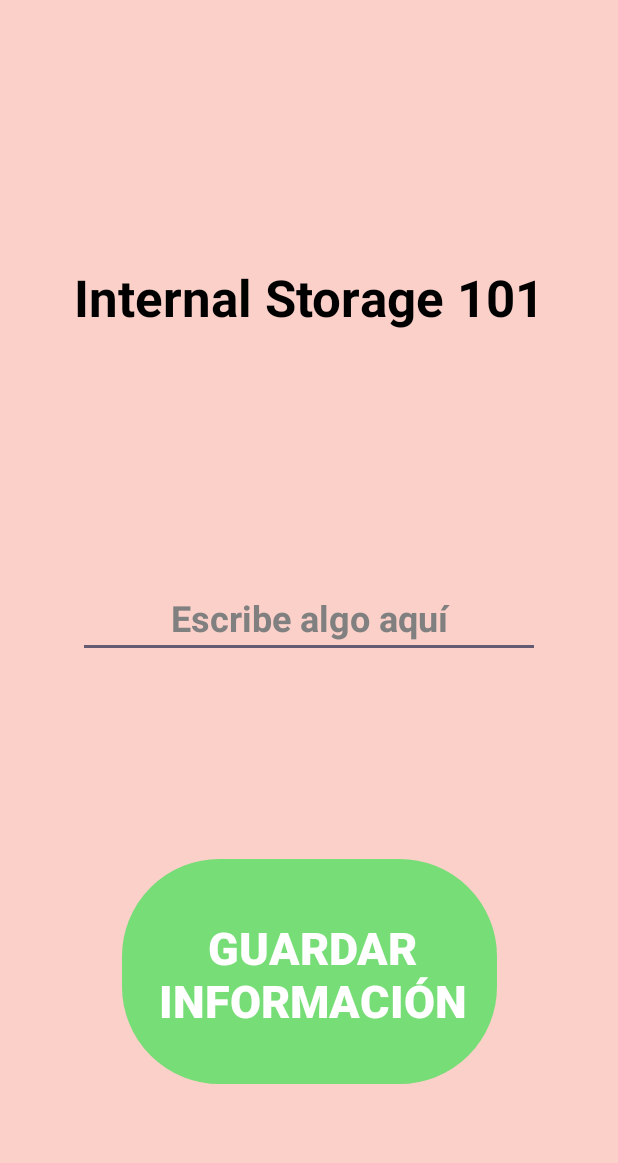
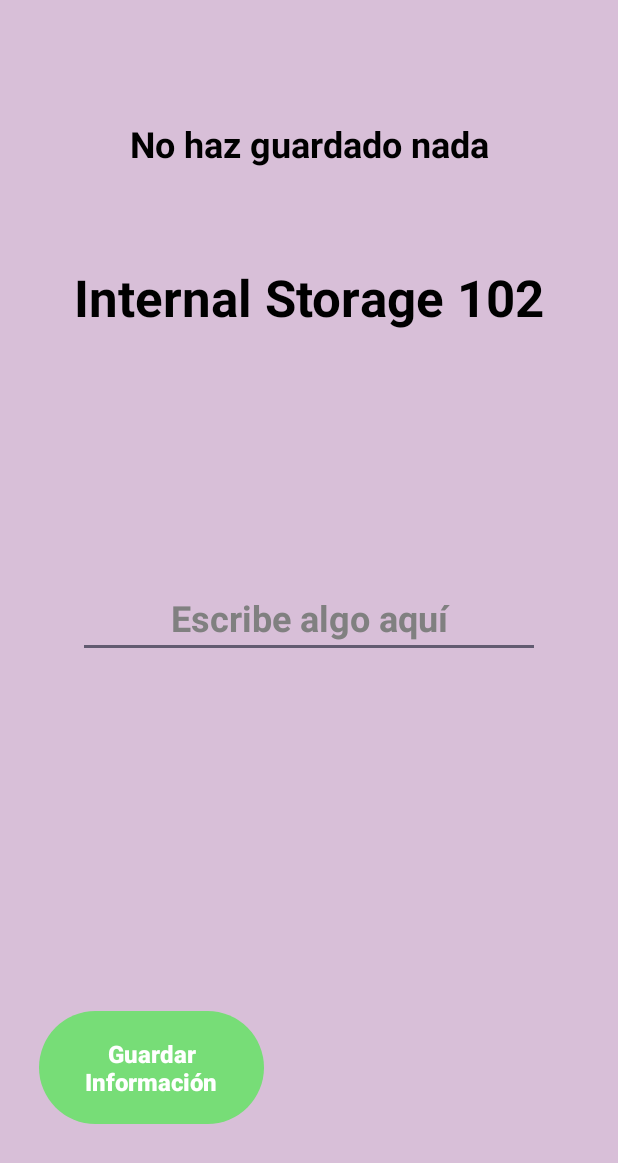
Before and after one commit to NovaNecros/CapacitacionFinantechKotlin, an Android app: the screen it shows after launch (MainActivity), on a phone screen of 412 x 824 dp. Shown: the top 1163 px of the screen. Run offline under Robolectric (Android 15) with nearby library versions, the phone set to English and light mode, and no system bars.

Commit message:
Ajuste el togglebutton para que el texto en su interior no esté todo en mayúsculas.

```diff
--- a/app/src/main/java/com/capacitacion2/loadinginternalstorage/MainActivity.kt
+++ b/app/src/main/java/com/capacitacion2/loadinginternalstorage/MainActivity.kt
@@ -8,6 +8,7 @@ import androidx.core.view.WindowInsetsCompat
 
 import android.widget.TextView
 import android.widget.EditText
+import android.widget.Button
 import android.widget.ToggleButton
 import android.widget.CompoundButton
 import android.view.View
@@ -16,16 +17,12 @@ import android.graphics.drawable.GradientDrawable
 import android.view.Gravity
 import androidx.core.content.ContextCompat
 
-import android.content.Context
 import android.widget.FrameLayout
-import androidx.core.view.setPadding
 import com.google.android.material.snackbar.Snackbar
 
 import java.io.FileOutputStream
 import java.io.BufferedReader
-import java.io.InputStream
 import java.io.InputStreamReader
-import java.lang.StringBuilder
 
 class MainActivity : AppCompatActivity()
 {
@@ -42,11 +39,14 @@ class MainActivity : AppCompatActivity()
         }
 
         val btnSave = findViewById<ToggleButton>(R.id.btn_save)
-        val tvName = findViewById<TextView>(R.id.tv_name)
+        val btnLoad = findViewById<Button>(R.id.btn_load)
+        val titulo = findViewById<TextView>(R.id.titulo)
+        val textoGuardado = findViewById<TextView>(R.id.texto_guardado)
         val etName = findViewById<EditText>(R.id.et_name)
 
+        btnLoad.visibility = View.INVISIBLE
         btnSave.visibility = View.VISIBLE
-        tvName.visibility = View.VISIBLE
+        titulo.visibility = View.VISIBLE
         etName.visibility = View.VISIBLE
 
         btnSave.setOnCheckedChangeListener(CompoundButton.OnCheckedChangeListener
@@ -55,7 +55,7 @@ class MainActivity : AppCompatActivity()
             {
                 if(!etName.text.toString().isEmpty())
                 {
-                    tvName.visibility = View.INVISIBLE
+                    titulo.visibility = View.INVISIBLE
                     etName.visibility = View.INVISIBLE
 
                     val fileName : String = ContextCompat.getString(getApplicationContext(), R.string.filename)
@@ -84,9 +84,22 @@ class MainActivity : AppCompatActivity()
             }
             else
             {
-                tvName.visibility = View.VISIBLE
+                titulo.visibility = View.VISIBLE
                 etName.visibility = View.VISIBLE
             }
+        })
+
+        btnLoad.setOnClickListener(View.OnClickListener
+        { v ->
+            val eol : String = System.lineSeparator()
+            var input:BufferedReader? = null
+
+            input = BufferedReader(InputStreamReader(openFileInput(getString(R.string.filename))))
+            var line : String
+            val builder = StringBuilder()
+            line = input.readLine()
+            builder.append(line+eol)
+            textoGuardado.text = builder.toString()
         })
     }
 
--- a/app/src/main/res/drawable/tb_bg.xml
+++ b/app/src/main/res/drawable/tb_bg.xml
@@ -5,15 +5,15 @@
         android:state_checked="true"
         android:color="@color/dorado">
         <shape android:shape="rectangle">
-            <corners android:radius="60dp"/>
+            <corners android:radius="40dp"/>
             <stroke
-                android:width="10dp"
+                android:width="0dp"
                 android:color="@color/black"/>
             <padding
-                android:left="20dp"
-                android:top="20dp"
-                android:right="16dp"
-                android:bottom="16dp"/>
+                android:left="0dp"
+                android:top="0dp"
+                android:right="0dp"
+                android:bottom="0dp"/>
         </shape>
     </item>
 
@@ -21,15 +21,15 @@
         android:state_checked="false"
         android:color="@color/verdeclaro">
         <shape android:shape="rectangle">
-            <corners android:radius="60dp"/>
+            <corners android:radius="40dp"/>
             <stroke
-                android:width="10dp"
+                android:width="0dp"
                 android:color="@color/black"/>
             <padding
-                android:left="16dp"
-                android:top="16dp"
-                android:right="16dp"
-                android:bottom="16dp"/>
+                android:left="0dp"
+                android:top="0dp"
+                android:right="0dp"
+                android:bottom="0dp"/>
         </shape>
     </item>
 
--- a/app/src/main/res/layout/activity_main.xml
+++ b/app/src/main/res/layout/activity_main.xml
@@ -6,12 +6,12 @@
     android:id="@+id/main"
     android:layout_width="match_parent"
     android:layout_height="match_parent"
-    android:background="@color/rosapastel"
+    android:background="@color/moradopastel"
     tools:context="com.capacitacion2.loadinginternalstorage.MainActivity">
 
     <TextView
-        android:id="@+id/tv_name"
-        android:visibility="visible"
+        android:id="@+id/titulo"
+        android:visibility="invisible"
         android:layout_width="wrap_content"
         android:layout_height="wrap_content"
         android:text="@string/titulo"
@@ -25,9 +25,25 @@
         app:layout_constraintVertical_bias="0.225"
         app:layout_constraintHorizontal_bias="0.5"/>
 
+    <TextView
+        android:id="@+id/texto_guardado"
+        android:visibility="visible"
+        android:layout_width="wrap_content"
+        android:layout_height="wrap_content"
+        android:text="@string/placeholdertext"
+        android:textStyle="bold"
+        android:textSize="24sp"
+        android:textColor="@color/black"
+        app:layout_constraintBottom_toBottomOf="parent"
+        app:layout_constraintEnd_toEndOf="parent"
+        app:layout_constraintStart_toStartOf="parent"
+        app:layout_constraintTop_toTopOf="parent"
+        app:layout_constraintVertical_bias="0.1"
+        app:layout_constraintHorizontal_bias="0.5"/>
+
     <EditText
         android:id="@+id/et_name"
-        android:visibility="visible"
+        android:visibility="invisible"
         android:layout_width="wrap_content"
         android:layout_height="wrap_content"
         android:hint="@string/et_hint"
@@ -48,12 +64,13 @@
     <ToggleButton
         android:id="@+id/btn_save"
         android:visibility="visible"
-        android:layout_width="250dp"
-        android:layout_height="150dp"
+        android:layout_width="150dp"
+        android:layout_height="75dp"
         android:textOff="@string/save"
         android:textOn="@string/reset"
+        android:textAllCaps="false"
         android:textStyle="bold"
-        android:textSize="30sp"
+        android:textSize="16sp"
         android:textColor="@color/white"
         android:background="@drawable/tb_bg"
         android:backgroundTint="@drawable/tb_bg"
@@ -61,7 +78,24 @@
         app:layout_constraintEnd_toEndOf="parent"
         app:layout_constraintStart_toStartOf="parent"
         app:layout_constraintTop_toTopOf="parent"
-        app:layout_constraintVertical_bias="0.85"
-        app:layout_constraintHorizontal_bias="0.5"/>
+        app:layout_constraintVertical_bias="0.9"
+        app:layout_constraintHorizontal_bias="0.1"/>
+
+    <Button
+        android:id="@+id/btn_load"
+        android:visibility="visible"
+        android:layout_width="150dp"
+        android:layout_height="75dp"
+        android:text="@string/load"
+        android:textStyle="bold"
+        android:textSize="16sp"
+        android:textColor="@color/white"
+        android:backgroundTint="@color/rositafosfo"
+        app:layout_constraintBottom_toBottomOf="parent"
+        app:layout_constraintEnd_toEndOf="parent"
+        app:layout_constraintStart_toStartOf="parent"
+        app:layout_constraintTop_toTopOf="parent"
+        app:layout_constraintVertical_bias="0.9"
+        app:layout_constraintHorizontal_bias="0.9"/>
 
 </androidx.constraintlayout.widget.ConstraintLayout>
--- a/app/src/main/res/values/strings.xml
+++ b/app/src/main/res/values/strings.xml
@@ -1,9 +1,11 @@
 <resources>
     <string name="app_name">Preferences</string>
     <string name="filename">test_file</string>
-    <string name="titulo">Internal Storage 101</string>
+    <string name="titulo">Internal Storage 102</string>
+    <string name="placeholdertext">No haz guardado nada</string>
     <string name="et_hint">Escribe algo aquí</string>
     <string name="save">Guardar\nInformación</string>
+    <string name="load">Cargar\nInformación</string>
     <string name="reset">Regresar</string>
     <string name="default_toast">olivdaste cambiar el texto :b</string>"
     <string name="toast_guardado">Información guardada\nexitosamente!</string>
```
